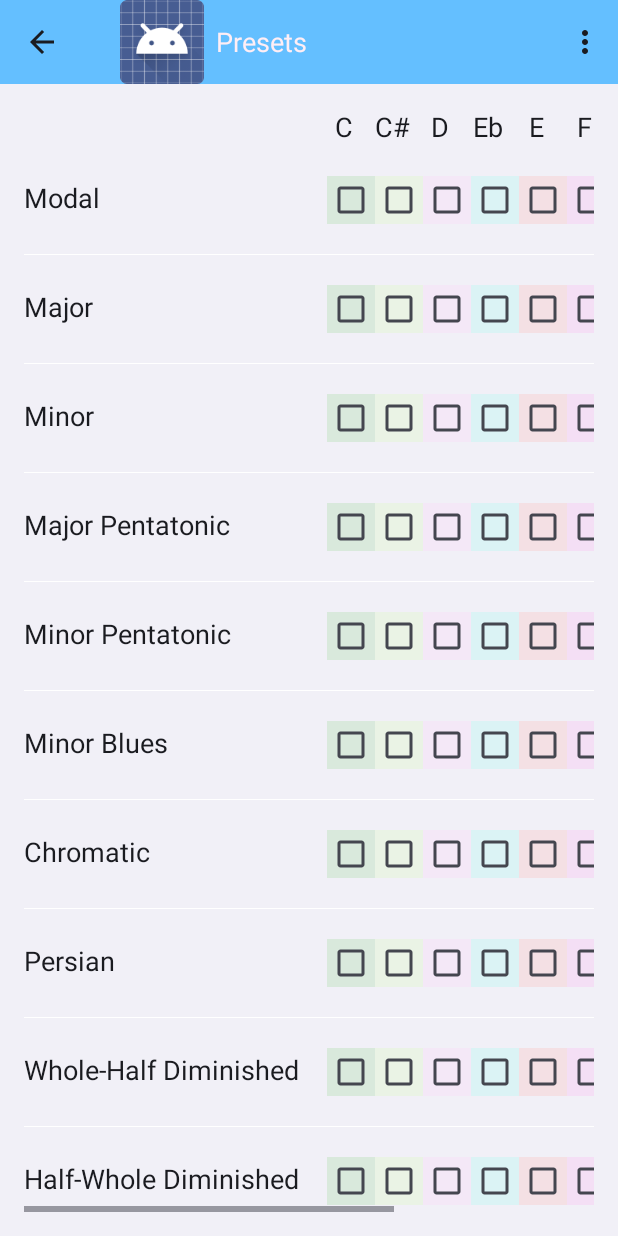
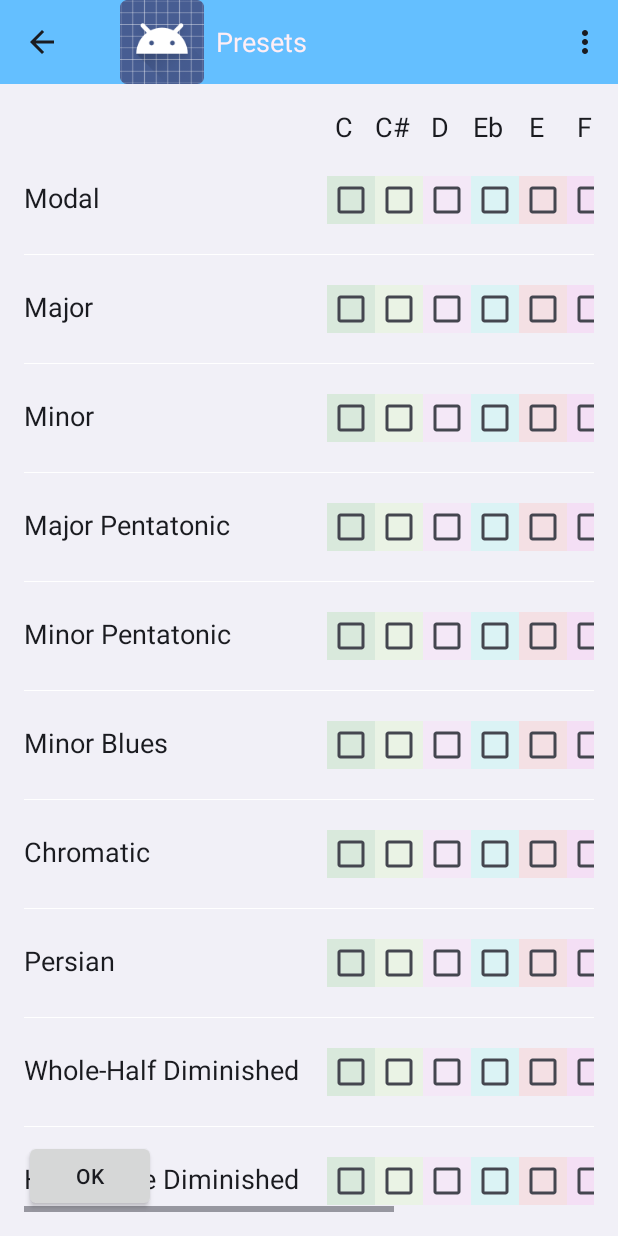
Before and after one commit to andrewreeman/RandomScales, an Android app: the screen it shows after launch (Presets), in the options menu, after a tap on "Presets", on a phone screen of 412 x 824 dp. Run offline under Robolectric (Android 15) with nearby library versions, the phone set to English and light mode, and no system bars.

Commit message:
Possibly implemented Parcalable in Exercise and SelectableExercise_Data. For communicating with MainActivity

```diff
--- a/app/src/main/java/com/stepwise/random_scales/Exercise.java
+++ b/app/src/main/java/com/stepwise/random_scales/Exercise.java
@@ -1,9 +1,12 @@
 package com.stepwise.random_scales;
+
+import android.os.Parcel;
+import android.os.Parcelable;
 
 /**
  * Created by andy on 03/04/15.
  */
-public class Exercise {
+public class Exercise implements Parcelable {
 
     public static final int TYPE_SCALE = 0;
     public static final int TYPE_ARPEGGIO = 1;
@@ -24,4 +27,34 @@ public class Exercise {
     public String getName(){return m_exerciseName;}
     public String getHint(){return m_exerciseHint;}
     public int getType(){ return m_type; }
+
+    @Override
+    public int describeContents() {
+        return 0;
+    }
+
+    @Override
+    public void writeToParcel(Parcel dest, int flags) {
+        dest.writeString(m_key);
+        dest.writeString(m_exerciseName);
+        dest.writeInt(m_type);
+        dest.writeString(m_exerciseHint);
+    }
+
+    public static final Creator<Exercise> CREATOR = new Creator<Exercise>() {
+        @Override
+        public Exercise createFromParcel(Parcel source) {
+            String key = source.readString();
+            String name = source.readString();
+            int type = source.readInt();
+            String hint = source.readString();
+
+            return new Exercise(key,name,type,hint);
+        }
+
+        @Override
+        public Exercise[] newArray(int size) {
+            return new Exercise[size];
+        }
+    }
 }
--- a/app/src/main/java/com/stepwise/random_scales/MainActivity.java
+++ b/app/src/main/java/com/stepwise/random_scales/MainActivity.java
@@ -16,6 +16,7 @@ import java.util.Random;
 public class MainActivity extends Activity {
 
     String m_SelectedString;
+    public static final int REQUEST_CODE__GET_PRESETS = 0;
 
     @Override
     protected void onCreate(Bundle savedInstanceState) {
@@ -77,14 +78,22 @@ public class MainActivity extends Activity {
     }
 
 
-
     public void startChangePreset(){
         Intent intent = new Intent(this, Presets.class);
         startActivity(intent);
+        startActivityForResult(intent, REQUEST_CODE__GET_PRESETS);
     }
 
     private void setText(String text){
         TextView textView = (TextView)findViewById(R.id.randResult);
         textView.setText(m_SelectedString);
     }
+
+    @Override
+    public void onActivityResult(int requestCode, int resultCode, Intent data){
+
+
+
+    }
+
 }
--- a/app/src/main/res/layout/activity_presets.xml
+++ b/app/src/main/res/layout/activity_presets.xml
@@ -53,4 +53,14 @@
         </LinearLayout>
     </HorizontalScrollView>
 
+    <Button
+        android:layout_width="wrap_content"
+        android:layout_height="wrap_content"
+        android:text="OK"
+        android:id="@+id/submitExercises"
+        android:layout_alignParentBottom="true"
+        android:layout_alignParentLeft="true"
+        android:layout_alignParentStart="true"
+        android:onClick="onSubmitClicked" />
+
 </RelativeLayout>
```
Also changed, not shown: app/src/main/java/com/stepwise/random_scales/Presets.java (+20 -0 lines), app/src/main/java/com/stepwise/random_scales/SelectableExercises_Data.java (+37 -1 lines).
